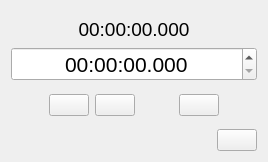
First picture: the form in ui/counter.ui, repository noname043/Multitimer, before the edit.
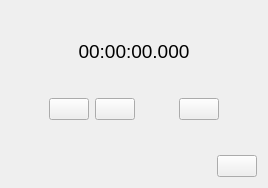
Second picture: the form after the edit. Custom widgets are drawn as their Qt base class.

Commit message: EditorDialog added. Counter label is editable now.

```diff
--- a/ui/counter.ui
+++ b/ui/counter.ui
@@ -7,7 +7,7 @@
     <x>0</x>
     <y>0</y>
     <width>268</width>
-    <height>162</height>
+    <height>188</height>
    </rect>
   </property>
   <property name="windowTitle">
@@ -44,28 +44,6 @@
        </property>
       </widget>
      </item>
-     <item>
-      <widget class="QTimeEdit" name="timeEdit">
-       <property name="font">
-        <font>
-         <pointsize>16</pointsize>
-        </font>
-       </property>
-       <property name="alignment">
-        <set>Qt::AlignCenter</set>
-       </property>
-       <property name="maximumTime">
-        <time>
-         <hour>23</hour>
-         <minute>59</minute>
-         <second>59</second>
-        </time>
-       </property>
-       <property name="displayFormat">
-        <string>hh:mm:ss.zzz</string>
-       </property>
-      </widget>
-     </item>
      <item>
       <spacer name="verticalSpacer_3">
        <property name="orientation">
```
The commit also changes 6 other files.
